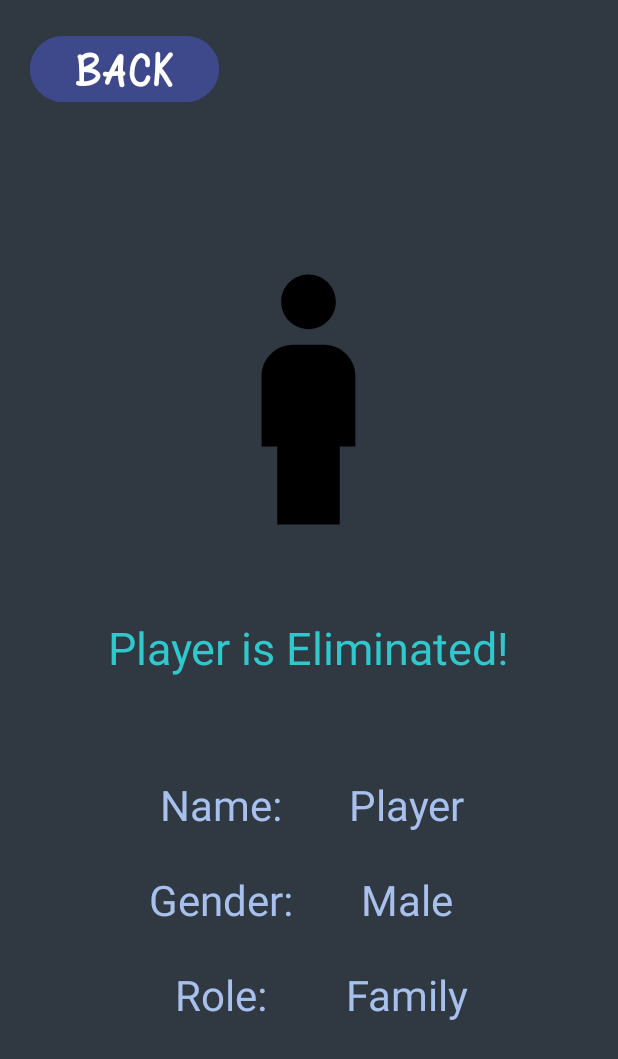
After one commit to dreath-pro/Find-The-Killer, an Android app: the layout fragment_elimination.xml on its own in the app's theme, with its tools: preview values and no code run, on a phone screen of 412 x 824 dp. The commit adds this screen. Shown: the top 1059 px of the screen. Run offline under Robolectric (Android 15) with nearby library versions, the phone set to English and light mode, and no system bars.

Commit message:
working suspect result, unfinished

```diff
--- /dev/null
+++ b/app/src/main/res/layout/fragment_elimination.xml
@@ -0,0 +1,138 @@
+<?xml version="1.0" encoding="utf-8"?>
+<RelativeLayout xmlns:android="http://schemas.android.com/apk/res/android"
+    xmlns:tools="http://schemas.android.com/tools"
+    android:layout_width="match_parent"
+    android:layout_height="match_parent"
+    tools:context=".EliminationFragment"
+    android:background="#303842">
+
+    <Button
+        android:id="@+id/backButton"
+        android:layout_width="wrap_content"
+        android:layout_height="wrap_content"
+        android:layout_marginStart="20sp"
+        android:layout_marginTop="20sp"
+        android:fontFamily="@font/nightcat"
+        android:paddingStart="30sp"
+        android:paddingEnd="30sp"
+        android:backgroundTint="#3E498C"
+        android:textColor="@color/white"
+        android:text="Back"
+        android:textSize="30sp"/>
+
+    <LinearLayout
+        android:id="@+id/playerStatus"
+        android:layout_width="wrap_content"
+        android:layout_height="wrap_content"
+        android:layout_centerInParent="true"
+        android:orientation="vertical">
+
+        <ImageView
+            android:id="@+id/playerImage"
+            android:layout_width="250dp"
+            android:layout_height="250dp"
+            android:src="@drawable/player"
+            android:layout_gravity="center"
+            android:scaleType="fitXY"/>
+
+        <TextView
+            android:id="@+id/resultPrompt"
+            android:layout_marginTop="20sp"
+            android:layout_width="wrap_content"
+            android:layout_height="wrap_content"
+            android:text="@string/result_prompt"
+            android:textSize="30sp"
+            android:layout_gravity="center"
+            android:textColor="#2FC8CD"/>
+
+        <LinearLayout
+            android:id="@+id/playerDetails"
+            android:layout_width="wrap_content"
+            android:layout_height="wrap_content"
+            android:orientation="horizontal"
+            android:layout_marginTop="40sp"
+            android:layout_gravity="center">
+
+            <LinearLayout
+                android:id="@+id/indicators"
+                android:layout_width="wrap_content"
+                android:layout_height="wrap_content"
+                android:layout_gravity="center"
+                android:orientation="vertical"
+                android:layout_marginEnd="35sp">
+
+                <TextView
+                    android:id="@+id/nameIndicator"
+                    android:layout_width="wrap_content"
+                    android:layout_height="wrap_content"
+                    android:text="@string/name_indicator"
+                    android:textSize="28sp"
+                    android:layout_marginTop="25sp"
+                    android:layout_gravity="center"
+                    android:textColor="#A7C0EC"/>
+
+                <TextView
+                    android:id="@+id/genderIndicator"
+                    android:layout_width="wrap_content"
+                    android:layout_height="wrap_content"
+                    android:text="@string/gender_indicator"
+                    android:textSize="28sp"
+                    android:layout_marginTop="25sp"
+                    android:layout_gravity="center"
+                    android:textColor="#A7C0EC"/>
+
+                <TextView
+                    android:id="@+id/roleIndicator"
+                    android:layout_width="wrap_content"
+                    android:layout_height="wrap_content"
+                    android:text="@string/role_indicator"
+                    android:textSize="28sp"
+                    android:layout_marginTop="25sp"
+                    android:layout_gravity="center"
+                    android:textColor="#A7C0EC"/>
+            </LinearLayout>
+
+            <LinearLayout
+                android:id="@+id/details"
+                android:layout_width="wrap_content"
+                android:layout_height="wrap_content"
+                android:layout_gravity="center"
+                android:orientation="vertical">
+
+                <TextView
+                    android:id="@+id/playerName"
+                    android:layout_width="wrap_content"
+                    android:layout_height="wrap_content"
+                    android:text="@string/player_name"
+                    android:textSize="28sp"
+                    android:layout_marginTop="25sp"
+                    android:layout_gravity="center"
+                    android:textColor="#A7C0EC"/>
+
+                <TextView
+                    android:id="@+id/playerGender"
+                    android:layout_width="wrap_content"
+                    android:layout_height="wrap_content"
+                    android:text="@string/player_gender"
+                    android:textSize="28sp"
+                    android:layout_marginTop="25sp"
+                    android:layout_gravity="center"
+                    android:textColor="#A7C0EC"/>
+
+                <TextView
+                    android:id="@+id/playerRole"
+                    android:layout_width="wrap_content"
+                    android:layout_height="wrap_content"
+                    android:text="@string/player_role"
+                    android:textSize="28sp"
+                    android:layout_marginTop="25sp"
+                    android:layout_gravity="center"
+                    android:textColor="#A7C0EC"/>
+            </LinearLayout>
+
+
+        </LinearLayout>
+
+    </LinearLayout>
+
+</RelativeLayout>
--- a/app/src/main/res/values/strings.xml
+++ b/app/src/main/res/values/strings.xml
@@ -1,24 +1,36 @@
 <resources>
     <string name="app_name">Find The Killer</string>
 
-<!--    buttons text-->
+    <!--    buttons text-->
     <string name="start">Start</string>
     <string name="guide">Guide</string>
     <string name="option">Option</string>
     <string name="quit">Quit</string>
 
-<!--    player name-->
+    <!--    player name-->
     <string name="name">Name</string>
 
-<!--    lineup prompt-->
+    <!--    lineup prompt-->
     <string name="prompt">There are no killer among them</string>
     <string name="skip_button">Skip</string>
 
-<!--    main game button text-->
+    <!--    main game button text-->
     <string name="inspect">Inspect</string>
     <string name="guilty">Suspect</string>
     <string name="ask">Ask</string>
 
-<!--    main game player status-->
+    <!--    main game player status-->
     <string name="number_of_players">0</string>
+
+<!--    fragment player details-->
+    <string name="result_prompt">Player is Eliminated!</string>
+
+    <string name="name_indicator">Name:</string>
+    <string name="player_name">Player</string>
+
+    <string name="gender_indicator">Gender:</string>
+    <string name="player_gender">Male</string>
+
+    <string name="role_indicator">Role: </string>
+    <string name="player_role">Family</string>
 </resources>
```
Also changed, not shown: app/src/main/java/com/example/findthekiller/EliminationFragment.java (added, +78 -0 lines), app/src/main/java/com/example/findthekiller/GameActivity.java (+38 -25 lines), app/src/main/java/com/example/findthekiller/LineupActivity.java (+36 -36 lines).
